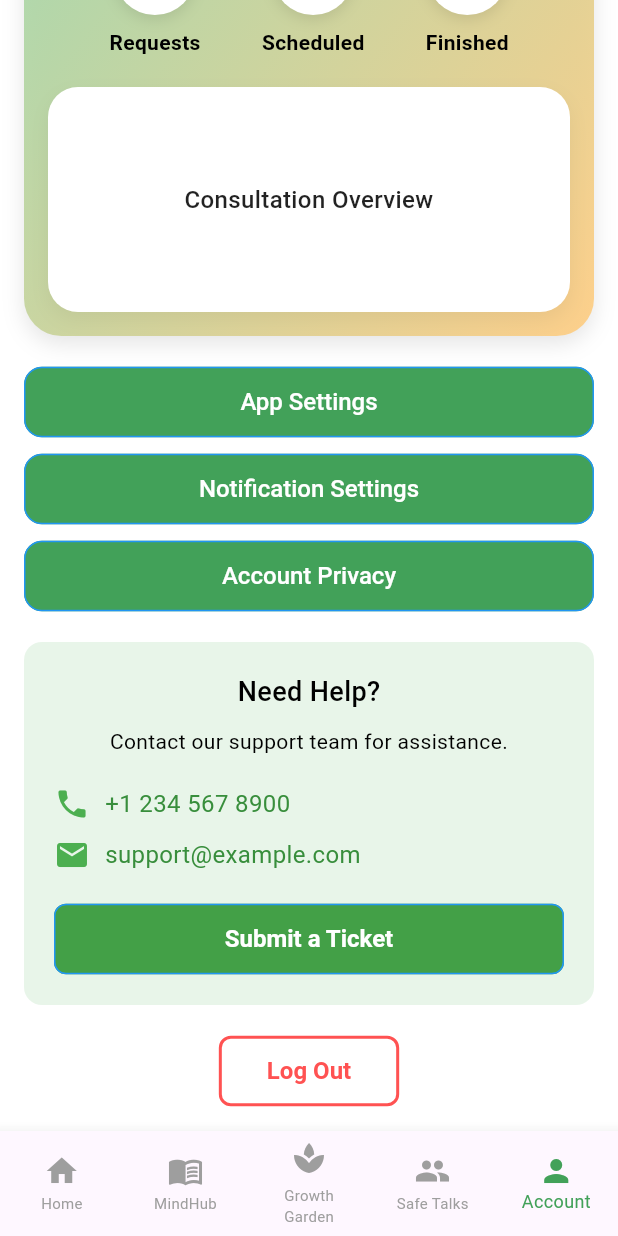
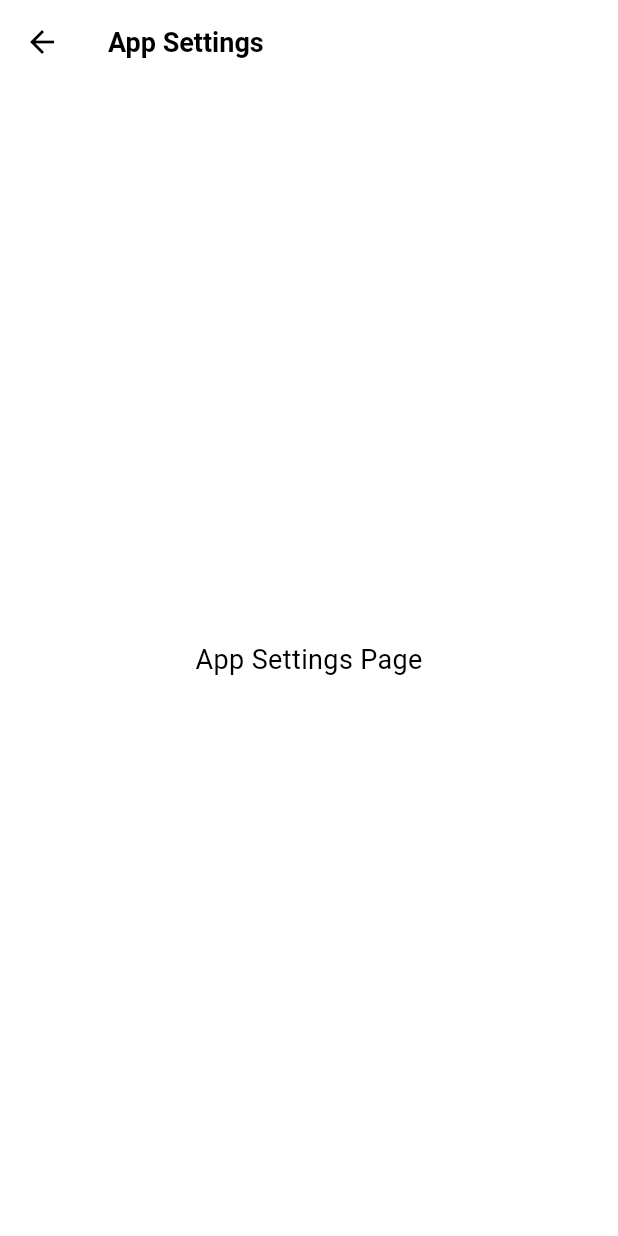
Before and after one commit to JericoDj/MentalHealth, a Flutter app: the NavigationBarMenu screen opened directly, item 5 of the bottom bar chosen, scrolled down 186 dp, after a tap on "App Settings", on a phone screen of 412 x 824 dp. Run offline on Flutter 3.47's test engine with Material 3 defaults, Android fonts, the phone set to English and light mode, and no system bars; our stand-ins replace carousel_slider, connectivity_plus, firebase_auth, firebase_core, fl_chart, flutter_native_splash and 5 more; accounts and stored records are empty; network calls fail.

Commit message:
thirteenth commit, fix safe talks color and account color. make sure all text, icons, and container size are equal
Home

Growth garden

Insight Quest

safe talks. search button, and search results
mindhub to redesign
account page add results, app settings, notification settings and account privacy.

```diff
--- a/lib/screens/account_screen/account.dart
+++ b/lib/screens/account_screen/account.dart
@@ -9,7 +9,9 @@ import '../../widgets/accounts_screen/user_account_section.dart';
 class AccountScreen extends StatelessWidget {
   @override
   Widget build(BuildContext context) {
-    return Scaffold(
+    return SafeArea(
+      child: Scaffold(
+        backgroundColor: Colors.transparent,
         body: SingleChildScrollView(
           child: Padding(
             padding: const EdgeInsets.all(16.0),
@@ -39,6 +41,7 @@ class AccountScreen extends StatelessWidget {
             ),
           ),
         ),
+      ),
     );
   }
 }
--- /dev/null
+++ b/lib/screens/account_screen/app_settings/app_settings_screen.dart
@@ -0,0 +1,20 @@
+import 'package:flutter/material.dart';
+
+class AppSettingsPage extends StatelessWidget {
+  const AppSettingsPage({super.key});
+
+  @override
+  Widget build(BuildContext context) {
+    return Scaffold(
+      appBar: AppBar(
+        title: const Text('App Settings'),
+      ),
+      body: const Center(
+        child: Text(
+          'App Settings Page',
+          style: TextStyle(fontSize: 18),
+        ),
+      ),
+    );
+  }
+}
--- a/lib/screens/growth_garden/growth_garden.dart
+++ b/lib/screens/growth_garden/growth_garden.dart
@@ -8,6 +8,7 @@ class GrowthGardenScreen extends StatelessWidget {
   @override
   Widget build(BuildContext context) {
     return Scaffold(
+      backgroundColor: Colors.transparent,
 
       body: SafeArea(
         child: SingleChildScrollView(
--- a/lib/screens/homescreen/homescreen.dart
+++ b/lib/screens/homescreen/homescreen.dart
@@ -14,7 +14,7 @@ class HomeScreen extends StatelessWidget {
   Widget build(BuildContext context) {
     return Scaffold(
 
-      backgroundColor: Colors.white,
+      backgroundColor: Colors.transparent,
       body: SafeArea(
         child: SingleChildScrollView(
           padding: const EdgeInsets.all(16.0),
--- a/lib/screens/mindhub/mindhubscreen.dart
+++ b/lib/screens/mindhub/mindhubscreen.dart
@@ -5,6 +5,7 @@ class MindHubScreen extends StatelessWidget {
   @override
   Widget build(BuildContext context) {
     return Scaffold(
+      backgroundColor: Colors.transparent,
 
       body: SafeArea(
         child: SingleChildScrollView(
--- a/lib/screens/safe_talks/safe_talks.dart
+++ b/lib/screens/safe_talks/safe_talks.dart
@@ -41,7 +41,9 @@ class _SafeTalksScreenState extends State<SafeTalksScreen> {
 
   @override
   Widget build(BuildContext context) {
-    return SafeArea(
+    return Scaffold(
+      backgroundColor: Colors.transparent,
+      body: SafeArea(
         child: DefaultTabController(
           length: 2,
           child: Column(
@@ -107,6 +109,7 @@ class _SafeTalksScreenState extends State<SafeTalksScreen> {
                 ),
               ),
             ],
+          ),
         ),
       ),
     );
--- a/lib/widgets/accounts_screen/accounts_settings_buttons.dart
+++ b/lib/widgets/accounts_screen/accounts_settings_buttons.dart
@@ -1,10 +1,12 @@
 import 'package:flutter/material.dart';
+import '../../screens/account_screen/accounts_privacy/accounts_privacy_page.dart';
+import '../../screens/account_screen/app_settings/app_settings_screen.dart';
+import '../../screens/account_screen/notification_settings/notification_settings_page.dart';
+
 import '../../../utils/constants/colors.dart';
 
 class AccountSettingsButtons extends StatelessWidget {
-  const AccountSettingsButtons({
-    super.key,
-  });
+  const AccountSettingsButtons({super.key});
 
   @override
   Widget build(BuildContext context) {
@@ -13,7 +15,12 @@ class AccountSettingsButtons extends StatelessWidget {
         _buildButton(
           text: 'App Settings',
           onPressed: () {
-            // Handle App Settings
+            Navigator.push(
+              context,
+              MaterialPageRoute(
+                builder: (context) => const AppSettingsPage(),
+              ),
+            );
           },
         ),
         const SizedBox(height: 10),
@@ -21,7 +28,12 @@ class AccountSettingsButtons extends StatelessWidget {
         _buildButton(
           text: 'Notification Settings',
           onPressed: () {
-            // Handle Notification Settings
+            Navigator.push(
+              context,
+              MaterialPageRoute(
+                builder: (context) => const NotificationSettingsPage(),
+              ),
+            );
           },
         ),
         const SizedBox(height: 10),
@@ -29,7 +41,12 @@ class AccountSettingsButtons extends StatelessWidget {
         _buildButton(
           text: 'Account Privacy',
           onPressed: () {
-            // Handle Account Privacy
+            Navigator.push(
+              context,
+              MaterialPageRoute(
+                builder: (context) => const AccountPrivacyPage(),
+              ),
+            );
           },
         ),
       ],
@@ -42,9 +59,9 @@ class AccountSettingsButtons extends StatelessWidget {
       child: ElevatedButton(
         style: ElevatedButton.styleFrom(
           backgroundColor: MyColors.color1,
-          padding: const EdgeInsets.symmetric(vertical: 14),  // Padding inside button
+          padding: const EdgeInsets.symmetric(vertical: 14),
           shape: RoundedRectangleBorder(
-            borderRadius: BorderRadius.circular(12),  // Button border radius
+            borderRadius: BorderRadius.circular(12),
           ),
         ),
         onPressed: onPressed,
@@ -52,7 +69,7 @@ class AccountSettingsButtons extends StatelessWidget {
           child: Text(
             text,
             style: const TextStyle(
-              color: Colors.white,  // Text color for contrast
+              color: Colors.white,
               fontSize: 16,
               fontWeight: FontWeight.w500,
             ),
--- a/lib/widgets/accounts_screen/contact_support_section.dart
+++ b/lib/widgets/accounts_screen/contact_support_section.dart
@@ -41,7 +41,7 @@ class ContactSupportSection extends StatelessWidget {
               const Icon(Icons.phone, color: Colors.green),
               const SizedBox(width: 10),
               Text(
-                '+1 234 567 8900',
+                '+63 976 014 3260',
                 style: TextStyle(
                   fontSize: 16,
                   color: Colors.green.shade700,
@@ -57,7 +57,7 @@ class ContactSupportSection extends StatelessWidget {
               const Icon(Icons.email, color: Colors.green),
               const SizedBox(width: 10),
               Text(
-                'support@example.com',
+                'support@llps.com',
                 style: TextStyle(
                   fontSize: 16,
                   color: Colors.green.shade700,
--- a/lib/widgets/navigation_bar.dart
+++ b/lib/widgets/navigation_bar.dart
@@ -21,7 +21,15 @@ class _NavigationBarMenuState extends State<NavigationBarMenu> {
     GrowthGardenScreen(),
     SafeTalksScreen(),
     AccountScreen(),
- ];
+  ];
+
+  final List<Color> _backgroundColors = [
+    Colors.green.shade50,
+    Colors.green.shade50,
+    Colors.green.shade50,
+    Colors.green.shade50,
+    Colors.green.shade50,
+  ];
 
   void _onItemTapped(int index) {
     setState(() {
@@ -32,28 +40,19 @@ class _NavigationBarMenuState extends State<NavigationBarMenu> {
   @override
   Widget build(BuildContext context) {
     return Scaffold(
-      // appBar: AppBar(
-      //   title: const Text(
-      //     "Uplift",
-      //     style: TextStyle(
-      //       color: Colors.white,
-      //       fontWeight: FontWeight.bold,
-      //       fontSize: 24,
-      //     ),
-      //   ),
-      //   centerTitle: true,
-      //   automaticallyImplyLeading: false,
-      //   backgroundColor: MyColors.color1.withOpacity(1),
-      //   elevation: 10,
-      //   shadowColor: Colors.black.withOpacity(1),
-      // ),
-      body: _pages[_selectedIndex],
+      body: Container(
+        decoration: BoxDecoration(
+          color: _backgroundColors[_selectedIndex], // Background color changes based on the selected tab
+        ),
+        child: _pages[_selectedIndex], // Display the selected page
+      ),
       bottomNavigationBar: BottomNavigationBar(
+        backgroundColor: Colors.green.shade50,
         type: BottomNavigationBarType.fixed, // Fixed for consistent spacing
         currentIndex: _selectedIndex,
         onTap: _onItemTapped,
         selectedItemColor: MyColors.color1, // Highlight selected tab
-        unselectedItemColor: Colors.grey, // Grey for unselected items
+        unselectedItemColor: Colors.grey.shade600, // Grey for unselected items
         selectedFontSize: 12, // Adjust selected font size
         unselectedFontSize: 10, // Adjust unselected font size
         items: const [
@@ -73,7 +72,6 @@ class _NavigationBarMenuState extends State<NavigationBarMenu> {
             icon: Icon(Icons.group),
             label: 'Safe Talks', // Two-line label
           ),
-
           BottomNavigationBarItem(
             icon: Icon(Icons.person),
             label: 'Account',
```
Also changed, not shown: lib/screens/account_screen/accounts_privacy/accounts_privacy_page.dart (added, +20 -0 lines), lib/screens/account_screen/notification_settings/notification_settings_page.dart (added, +20 -0 lines). Lines whose indentation alone changed are shown as unchanged.
